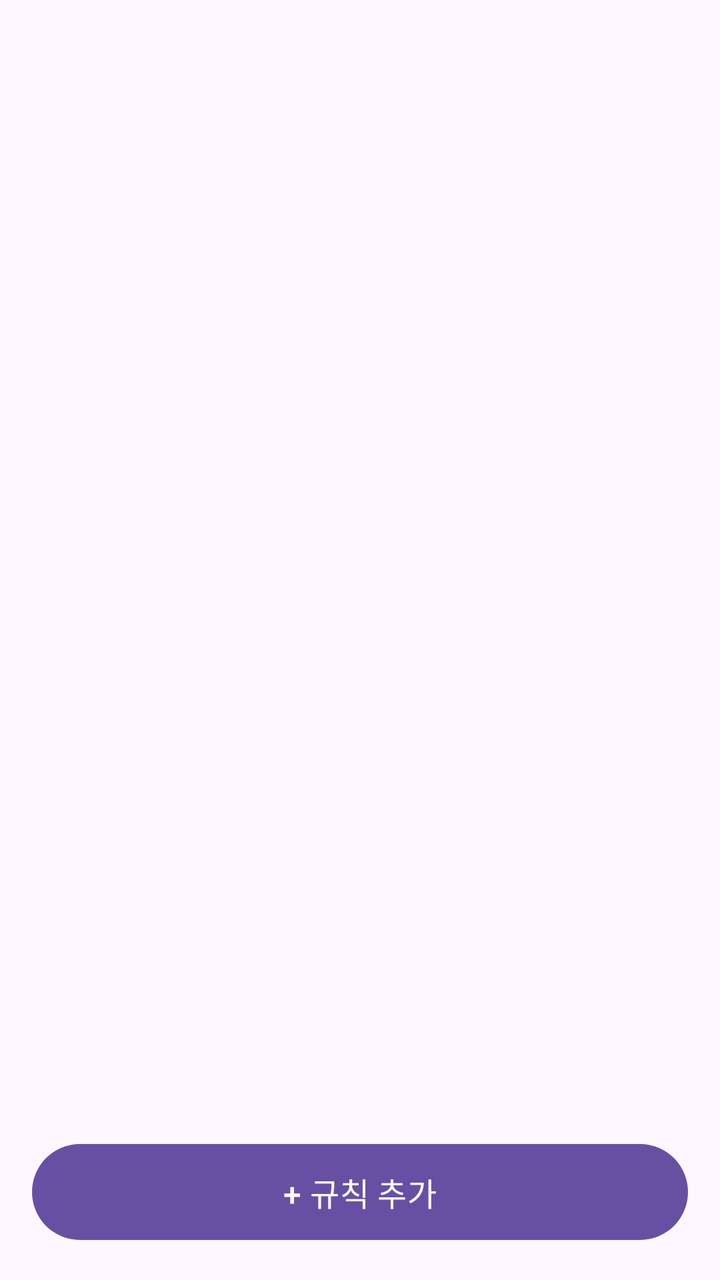
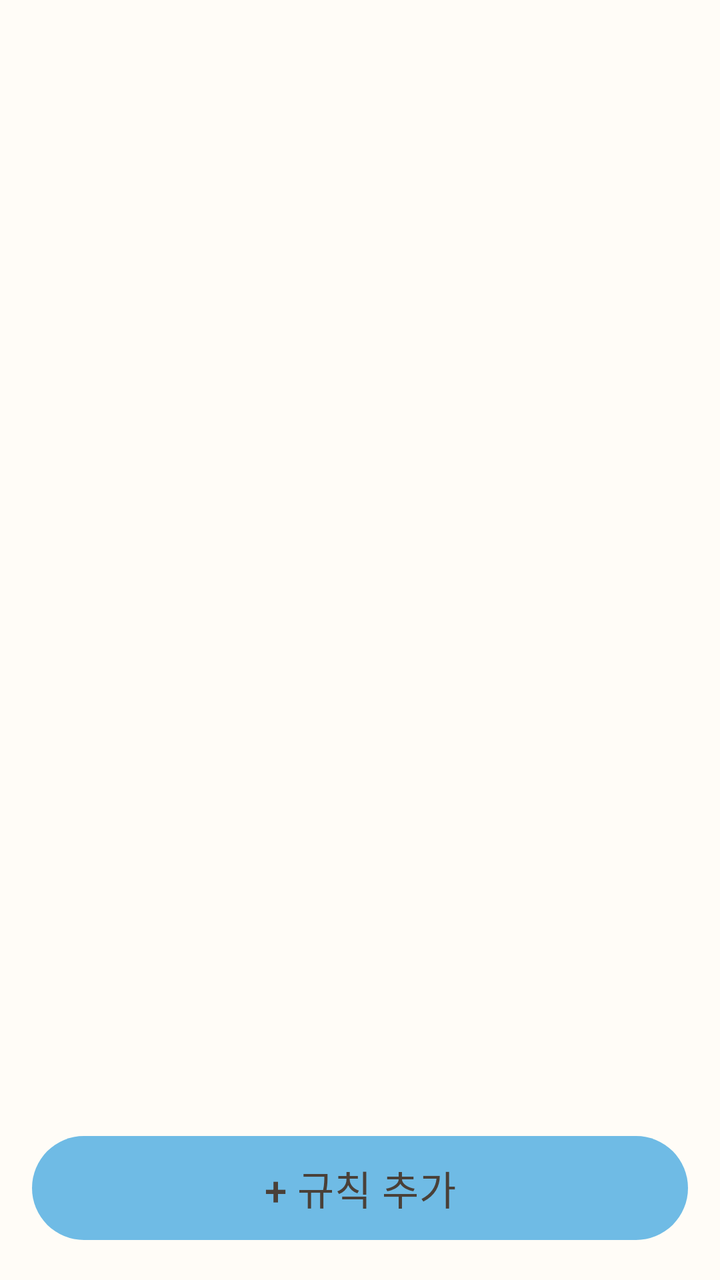

Compare the two renders of this Android layout. The source of the first and the diff that turns it into the second are given below.
<!-- AndroidManifest.xml: application theme Theme.KidCare -->
<!-- res/layout/fragment_schedule.xml -->
<?xml version="1.0" encoding="utf-8"?>
<FrameLayout xmlns:android="http://schemas.android.com/apk/res/android"
    xmlns:app="http://schemas.android.com/apk/res-auto"
    android:layout_width="match_parent"
    android:layout_height="match_parent">

    
    <LinearLayout
        android:id="@+id/list_pane"
        android:layout_width="match_parent"
        android:layout_height="match_parent"
        android:orientation="vertical">

        
        <TextView
            android:id="@+id/schedule_state"
            android:layout_width="match_parent"
            android:layout_height="wrap_content"
            android:padding="16dp"
            android:textAppearance="?attr/textAppearanceBodyMedium"
            android:visibility="gone" />

        
        <LinearLayout
            android:id="@+id/sync_pending_bar"
            android:layout_width="match_parent"
            android:layout_height="wrap_content"
            android:background="?attr/colorErrorContainer"
            android:baselineAligned="false"
            android:gravity="center_vertical"
            android:orientation="horizontal"
            android:paddingHorizontal="16dp"
            android:paddingVertical="8dp"
            android:visibility="gone">

            <TextView
                android:layout_width="0dp"
                android:layout_height="wrap_content"
                android:layout_weight="1"
                android:text="@string/schedule_sync_pending"
                android:textAppearance="?attr/textAppearanceBodyMedium"
                android:textColor="?attr/colorOnErrorContainer" />

            <com.google.android.material.button.MaterialButton
                android:id="@+id/sync_retry_button"
                style="@style/Widget.Material3.Button.TextButton"
                android:layout_width="wrap_content"
                android:layout_height="wrap_content"
                android:layout_marginStart="8dp"
                android:minHeight="48dp"
                android:text="@string/schedule_sync_retry" />
        </LinearLayout>

        <FrameLayout
            android:layout_width="match_parent"
            android:layout_height="0dp"
            android:layout_weight="1">

            <androidx.recyclerview.widget.RecyclerView
                android:id="@+id/schedule_list"
                android:layout_width="match_parent"
                android:layout_height="match_parent"
                android:clipToPadding="false"
                android:paddingVertical="4dp" />

            <TextView
                android:id="@+id/schedule_empty"
                android:layout_width="match_parent"
                android:layout_height="wrap_content"
                android:layout_gravity="center"
                android:gravity="center"
                android:padding="24dp"
                android:text="@string/schedule_empty"
                android:textAppearance="?attr/textAppearanceBodyMedium"
                android:visibility="gone" />
        </FrameLayout>

        <com.google.android.material.button.MaterialButton
            android:id="@+id/add_button"
            android:layout_width="match_parent"
            android:layout_height="56dp"
            android:layout_margin="16dp"
            android:text="@string/schedule_add"
            android:textAppearance="?attr/textAppearanceTitleMedium" />
    </LinearLayout>

    
    
    <ScrollView
        android:id="@+id/editor_pane"
        android:layout_width="match_parent"
        android:layout_height="match_parent"
        android:background="?attr/colorSurface"
        android:fillViewport="true"
        android:visibility="gone">

        <LinearLayout
            android:layout_width="match_parent"
            android:layout_height="wrap_content"
            android:orientation="vertical"
            android:padding="16dp">

            <TextView
                android:id="@+id/editor_title"
                android:layout_width="match_parent"
                android:layout_height="wrap_content"
                android:textAppearance="?attr/textAppearanceTitleLarge" />

            <TextView
                android:layout_width="match_parent"
                android:layout_height="wrap_content"
                android:layout_marginTop="20dp"
                android:text="@string/schedule_editor_days_label"
                android:textAppearance="?attr/textAppearanceTitleMedium" />

            
            <com.google.android.material.button.MaterialButtonToggleGroup
                android:id="@+id/day_group"
                android:layout_width="match_parent"
                android:layout_height="wrap_content"
                android:layout_marginTop="8dp"
                app:selectionRequired="false"
                app:singleSelection="false">

                <com.google.android.material.button.MaterialButton
                    android:id="@+id/day_mon"
                    style="?attr/materialButtonOutlinedStyle"
                    android:layout_width="0dp"
                    android:layout_height="52dp"
                    android:layout_weight="1"
                    android:insetLeft="0dp"
                    android:insetRight="0dp"
                    android:minWidth="0dp"
                    android:paddingHorizontal="0dp"
                    android:saveEnabled="false"
                    android:text="@string/schedule_day_mon" />

                <com.google.android.material.button.MaterialButton
                    android:id="@+id/day_tue"
                    style="?attr/materialButtonOutlinedStyle"
                    android:layout_width="0dp"
                    android:layout_height="52dp"
                    android:layout_weight="1"
                    android:insetLeft="0dp"
                    android:insetRight="0dp"
                    android:minWidth="0dp"
                    android:paddingHorizontal="0dp"
                    android:saveEnabled="false"
                    android:text="@string/schedule_day_tue" />

                <com.google.android.material.button.MaterialButton
                    android:id="@+id/day_wed"
                    style="?attr/materialButtonOutlinedStyle"
                    android:layout_width="0dp"
                    android:layout_height="52dp"
                    android:layout_weight="1"
                    android:insetLeft="0dp"
                    android:insetRight="0dp"
                    android:minWidth="0dp"
                    android:paddingHorizontal="0dp"
                    android:saveEnabled="false"
                    android:text="@string/schedule_day_wed" />

                <com.google.android.material.button.MaterialButton
                    android:id="@+id/day_thu"
                    style="?attr/materialButtonOutlinedStyle"
                    android:layout_width="0dp"
                    android:layout_height="52dp"
                    android:layout_weight="1"
                    android:insetLeft="0dp"
                    android:insetRight="0dp"
                    android:minWidth="0dp"
                    android:paddingHorizontal="0dp"
                    android:saveEnabled="false"
                    android:text="@string/schedule_day_thu" />

                <com.google.android.material.button.MaterialButton
                    android:id="@+id/day_fri"
                    style="?attr/materialButtonOutlinedStyle"
                    android:layout_width="0dp"
                    android:layout_height="52dp"
                    android:layout_weight="1"
                    android:insetLeft="0dp"
                    android:insetRight="0dp"
                    android:minWidth="0dp"
                    android:paddingHorizontal="0dp"
                    android:saveEnabled="false"
                    android:text="@string/schedule_day_fri" />

                <com.google.android.material.button.MaterialButton
                    android:id="@+id/day_sat"
                    style="?attr/materialButtonOutlinedStyle"
                    android:layout_width="0dp"
                    android:layout_height="52dp"
                    android:layout_weight="1"
                    android:insetLeft="0dp"
                    android:insetRight="0dp"
                    android:minWidth="0dp"
                    android:paddingHorizontal="0dp"
                    android:saveEnabled="false"
                    android:text="@string/schedule_day_sat" />

                <com.google.android.material.button.MaterialButton
                    android:id="@+id/day_sun"
                    style="?attr/materialButtonOutlinedStyle"
                    android:layout_width="0dp"
                    android:layout_height="52dp"
                    android:layout_weight="1"
                    android:insetLeft="0dp"
                    android:insetRight="0dp"
                    android:minWidth="0dp"
                    android:paddingHorizontal="0dp"
                    android:saveEnabled="false"
                    android:text="@string/schedule_day_sun" />
            </com.google.android.material.button.MaterialButtonToggleGroup>

            
            <TextView
                android:id="@+id/editor_days_error"
                android:layout_width="match_parent"
                android:layout_height="wrap_content"
                android:layout_marginTop="6dp"
                android:text="@string/schedule_editor_days_required"
                android:textAppearance="?attr/textAppearanceBodySmall"
                android:textColor="?attr/colorError"
                android:visibility="gone" />

            <TextView
                android:layout_width="match_parent"
                android:layout_height="wrap_content"
                android:layout_marginTop="20dp"
                android:text="@string/schedule_editor_time_label"
                android:textAppearance="?attr/textAppearanceTitleMedium" />

            <LinearLayout
                android:layout_width="match_parent"
                android:layout_height="wrap_content"
                android:layout_marginTop="8dp"
                android:baselineAligned="false"
                android:gravity="center_vertical"
                android:orientation="horizontal">

                <com.google.android.material.button.MaterialButton
                    android:id="@+id/start_time_button"
                    style="?attr/materialButtonOutlinedStyle"
                    android:layout_width="0dp"
                    android:layout_height="56dp"
                    android:layout_weight="1"
                    android:textAppearance="?attr/textAppearanceTitleMedium" />

                <TextView
                    android:layout_width="wrap_content"
                    android:layout_height="wrap_content"
                    android:paddingHorizontal="10dp"
                    android:text="~"
                    android:textAppearance="?attr/textAppearanceTitleMedium" />

                <com.google.android.material.button.MaterialButton
                    android:id="@+id/end_time_button"
                    style="?attr/materialButtonOutlinedStyle"
                    android:layout_width="0dp"
                    android:layout_height="56dp"
                    android:layout_weight="1"
                    android:textAppearance="?attr/textAppearanceTitleMedium" />
            </LinearLayout>

            
            <TextView
                android:id="@+id/range_hint"
                android:layout_width="match_parent"
                android:layout_height="wrap_content"
                android:layout_marginTop="6dp"
                android:textAppearance="?attr/textAppearanceBodyMedium"
                android:visibility="gone" />

            <TextView
                android:layout_width="match_parent"
                android:layout_height="wrap_content"
                android:layout_marginTop="20dp"
                android:text="@string/schedule_editor_mode_label"
                android:textAppearance="?attr/textAppearanceTitleMedium" />

            <com.google.android.material.button.MaterialButtonToggleGroup
                android:id="@+id/mode_group"
                android:layout_width="match_parent"
                android:layout_height="wrap_content"
                android:layout_marginTop="8dp"
                app:selectionRequired="true"
                app:singleSelection="true">

                <com.google.android.material.button.MaterialButton
                    android:id="@+id/schedule_mode_normal"
                    style="?attr/materialButtonOutlinedStyle"
                    android:layout_width="0dp"
                    android:layout_height="56dp"
                    android:layout_weight="1"
                    android:insetLeft="0dp"
                    android:insetRight="0dp"
                    android:minWidth="0dp"
                    android:paddingHorizontal="2dp"
                    android:saveEnabled="false"
                    android:text="@string/schedule_mode_normal" />

                <com.google.android.material.button.MaterialButton
                    android:id="@+id/schedule_mode_vibrate"
                    style="?attr/materialButtonOutlinedStyle"
                    android:layout_width="0dp"
                    android:layout_height="56dp"
                    android:layout_weight="1"
                    android:insetLeft="0dp"
                    android:insetRight="0dp"
                    android:minWidth="0dp"
                    android:paddingHorizontal="2dp"
                    android:saveEnabled="false"
                    android:text="@string/schedule_mode_vibrate" />

                <com.google.android.material.button.MaterialButton
                    android:id="@+id/schedule_mode_silent"
                    style="?attr/materialButtonOutlinedStyle"
                    android:layout_width="0dp"
                    android:layout_height="56dp"
                    android:layout_weight="1"
                    android:insetLeft="0dp"
                    android:insetRight="0dp"
                    android:minWidth="0dp"
                    android:paddingHorizontal="2dp"
                    android:saveEnabled="false"
                    android:text="@string/schedule_mode_silent" />
            </com.google.android.material.button.MaterialButtonToggleGroup>

            <LinearLayout
                android:layout_width="match_parent"
                android:layout_height="wrap_content"
                android:layout_marginTop="20dp"
                android:gravity="center_vertical"
                android:orientation="horizontal">

                <ProgressBar
                    android:id="@+id/editor_progress"
                    style="?android:attr/progressBarStyleSmall"
                    android:layout_width="20dp"
                    android:layout_height="20dp"
                    android:layout_marginEnd="10dp"
                    android:visibility="gone" />

                <TextView
                    android:id="@+id/editor_status"
                    android:layout_width="0dp"
                    android:layout_height="wrap_content"
                    android:layout_weight="1"
                    android:textAppearance="?attr/textAppearanceBodyMedium"
                    android:visibility="gone" />
            </LinearLayout>

            <LinearLayout
                android:layout_width="match_parent"
                android:layout_height="wrap_content"
                android:layout_marginTop="16dp"
                android:orientation="horizontal">

                <com.google.android.material.button.MaterialButton
                    android:id="@+id/editor_cancel_button"
                    style="@style/Widget.Material3.Button.TextButton"
                    android:layout_width="0dp"
                    android:layout_height="56dp"
                    android:layout_weight="1"
                    android:text="@string/schedule_editor_cancel" />

                <com.google.android.material.button.MaterialButton
                    android:id="@+id/editor_save_button"
                    android:layout_width="0dp"
                    android:layout_height="56dp"
                    android:layout_marginStart="8dp"
                    android:layout_weight="1"
                    android:text="@string/schedule_editor_save"
                    android:textAppearance="?attr/textAppearanceTitleMedium" />
            </LinearLayout>
        </LinearLayout>
    </ScrollView>
</FrameLayout>
<!-- resources referenced by this layout -->
<resources>
  <style name="Theme.KidCare" parent="Theme.Material3.DayNight.NoActionBar">
          <item name="android:statusBarColor" tools:targetApi="l">?attr/colorSurface</item>
      </style>
  <!-- unchanged entries left out for length: 20 -->
</resources>

<!-- the commit's change to res/layout/fragment_schedule.xml (unified diff, before → after) -->
@@ -18,6 +18,7 @@
             android:layout_height="wrap_content"
             android:padding="16dp"
             android:textAppearance="?attr/textAppearanceBodyMedium"
+            android:textColor="?attr/colorOnSurfaceVariant"
             android:visibility="gone" />
 
         
@@ -41,14 +42,16 @@
                 android:textAppearance="?attr/textAppearanceBodyMedium"
                 android:textColor="?attr/colorOnErrorContainer" />
 
+            
             <com.google.android.material.button.MaterialButton
                 android:id="@+id/sync_retry_button"
-                style="@style/Widget.Material3.Button.TextButton"
+                style="@style/Widget.KidCare.Button.Text"
                 android:layout_width="wrap_content"
                 android:layout_height="wrap_content"
                 android:layout_marginStart="8dp"
                 android:minHeight="48dp"
-                android:text="@string/schedule_sync_retry" />
+                android:text="@string/schedule_sync_retry"
+                android:textColor="?attr/colorOnErrorContainer" />
         </LinearLayout>
 
         <FrameLayout
@@ -72,13 +75,14 @@
                 android:padding="24dp"
                 android:text="@string/schedule_empty"
                 android:textAppearance="?attr/textAppearanceBodyMedium"
+                android:textColor="?attr/colorOnSurfaceVariant"
                 android:visibility="gone" />
         </FrameLayout>
 
         <com.google.android.material.button.MaterialButton
             android:id="@+id/add_button"
             android:layout_width="match_parent"
-            android:layout_height="56dp"
+            android:layout_height="60dp"
             android:layout_margin="16dp"
             android:text="@string/schedule_add"
             android:textAppearance="?attr/textAppearanceTitleMedium" />
@@ -104,7 +108,7 @@
                 android:id="@+id/editor_title"
                 android:layout_width="match_parent"
                 android:layout_height="wrap_content"
-                android:textAppearance="?attr/textAppearanceTitleLarge" />
+                android:textAppearance="?attr/textAppearanceHeadlineSmall" />
 
             <TextView
                 android:layout_width="match_parent"
@@ -271,6 +275,7 @@
                 android:layout_height="wrap_content"
                 android:layout_marginTop="6dp"
                 android:textAppearance="?attr/textAppearanceBodyMedium"
+                android:textColor="?attr/colorOnSurfaceVariant"
                 android:visibility="gone" />
 
             <TextView
@@ -360,7 +365,7 @@
 
                 <com.google.android.material.button.MaterialButton
                     android:id="@+id/editor_cancel_button"
-                    style="@style/Widget.Material3.Button.TextButton"
+                    style="@style/Widget.KidCare.Button.Text"
                     android:layout_width="0dp"
                     android:layout_height="56dp"
                     android:layout_weight="1"
<!-- resource entries referenced after the edit -->
@@ -1,7 +1,245 @@
 <!-- resources referenced by this layout -->
 <resources>
+  <style name="Widget.KidCare.Button.Text" parent="Widget.Material3.Button.TextButton">
+          <item name="shapeAppearance">@style/ShapeAppearance.KidCare.Pill</item>
+          <item name="android:textAllCaps">false</item>
+      </style>
   <style name="Theme.KidCare" parent="Theme.Material3.DayNight.NoActionBar">
-          <item name="android:statusBarColor" tools:targetApi="l">?attr/colorSurface</item>
+  
+          
+          <item name="colorPrimary">@color/sky</item>
+          <item name="colorOnPrimary">@color/on_accent</item>
+          <item name="colorPrimaryContainer">@color/sky_soft</item>
+          <item name="colorOnPrimaryContainer">@color/ink</item>
+  
+          
+          
+          <item name="colorSecondary">@color/apricot</item>
+          <item name="colorOnSecondary">@color/on_accent</item>
+          <item name="colorSecondaryContainer">@color/apricot_soft</item>
+          <item name="colorOnSecondaryContainer">@color/ink</item>
+  
+          
+          <item name="colorTertiary">@color/grass</item>
+          <item name="colorOnTertiary">@color/on_accent</item>
+          <item name="colorTertiaryContainer">@color/grass_soft</item>
+          <item name="colorOnTertiaryContainer">@color/ink</item>
+  
+          
+          
+          <item name="colorError">@color/berry_ink</item>
+          <item name="colorOnError">@color/paper_card</item>
+          <item name="colorErrorContainer">@color/berry_soft</item>
+          <item name="colorOnErrorContainer">@color/on_berry_soft</item>
+  
+          
+          <item name="android:colorBackground">@color/paper</item>
+          <item name="colorOnBackground">@color/ink</item>
+          <item name="colorSurface">@color/paper</item>
+          <item name="colorOnSurface">@color/ink</item>
+          <item name="colorSurfaceVariant">@color/paper_fold</item>
+          <item name="colorOnSurfaceVariant">@color/ink_soft</item>
+          
+          <item name="colorSurfaceContainerLowest">@color/paper_card</item>
+          <item name="colorSurfaceContainerLow">@color/paper_card</item>
+          <item name="colorSurfaceContainer">@color/paper_card</item>
+          <item name="colorSurfaceContainerHigh">@color/paper_fold</item>
+          <item name="colorSurfaceContainerHighest">@color/paper_fold</item>
+          <item name="colorOutline">@color/line</item>
+          <item name="colorOutlineVariant">@color/line_soft</item>
+  
+          
+          
+          <item name="shapeAppearanceCornerExtraSmall">@style/ShapeAppearance.KidCare.ExtraSmall</item>
+          <item name="shapeAppearanceCornerSmall">@style/ShapeAppearance.KidCare.Small</item>
+          <item name="shapeAppearanceCornerMedium">@style/ShapeAppearance.KidCare.Medium</item>
+          <item name="shapeAppearanceCornerLarge">@style/ShapeAppearance.KidCare.Large</item>
+          <item name="shapeAppearanceCornerExtraLarge">@style/ShapeAppearance.KidCare.ExtraLarge</item>
+          <item name="shapeAppearanceSmallComponent">@style/ShapeAppearance.KidCare.Small</item>
+          <item name="shapeAppearanceMediumComponent">@style/ShapeAppearance.KidCare.Medium</item>
+          <item name="shapeAppearanceLargeComponent">@style/ShapeAppearance.KidCare.Large</item>
+  
+          
+          
+          <item name="textAppearanceDisplayLarge">@style/TextAppearance.KidCare.DisplayLarge</item>
+          <item name="textAppearanceDisplayMedium">@style/TextAppearance.KidCare.DisplayMedium</item>
+          <item name="textAppearanceDisplaySmall">@style/TextAppearance.KidCare.DisplaySmall</item>
+          <item name="textAppearanceHeadlineLarge">@style/TextAppearance.KidCare.HeadlineLarge</item>
+          <item name="textAppearanceHeadlineMedium">@style/TextAppearance.KidCare.HeadlineMedium</item>
+          <item name="textAppearanceHeadlineSmall">@style/TextAppearance.KidCare.HeadlineSmall</item>
+          <item name="textAppearanceTitleLarge">@style/TextAppearance.KidCare.TitleLarge</item>
+          <item name="textAppearanceTitleMedium">@style/TextAppearance.KidCare.TitleMedium</item>
+          <item name="textAppearanceTitleSmall">@style/TextAppearance.KidCare.TitleSmall</item>
+          <item name="textAppearanceBodyLarge">@style/TextAppearance.KidCare.BodyLarge</item>
+          <item name="textAppearanceBodyMedium">@style/TextAppearance.KidCare.BodyMedium</item>
+          <item name="textAppearanceBodySmall">@style/TextAppearance.KidCare.BodySmall</item>
+          <item name="textAppearanceLabelLarge">@style/TextAppearance.KidCare.LabelLarge</item>
+          <item name="textAppearanceLabelMedium">@style/TextAppearance.KidCare.LabelMedium</item>
+          <item name="textAppearanceLabelSmall">@style/TextAppearance.KidCare.LabelSmall</item>
+  
+          
+          <item name="materialButtonStyle">@style/Widget.KidCare.Button</item>
+          <item name="materialButtonOutlinedStyle">@style/Widget.KidCare.Button.Outlined</item>
+          <item name="materialCardViewStyle">@style/Widget.KidCare.Card</item>
+          <item name="bottomNavigationStyle">@style/Widget.KidCare.BottomNav</item>
+          <item name="textInputStyle">@style/Widget.KidCare.TextField</item>
+  
+          
+          
+          <item name="android:statusBarColor" tools:targetApi="l">@color/paper</item>
+          <item name="android:navigationBarColor">@color/paper</item>
+          <item name="android:windowLightStatusBar" tools:targetApi="m">@bool/light_system_bars</item>
+          <item name="android:windowLightNavigationBar" tools:targetApi="o_mr1">@bool/light_system_bars</item>
+          <item name="android:windowBackground">@color/paper</item>
+      </style>
+  <style parent="" name="ShapeAppearance.KidCare.Pill">
+          <item name="cornerFamily">rounded</item>
+          <item name="cornerSize">50%</item>
+      </style>
+  <color name="sky">#6FBBE5</color>
+  <color name="on_accent">#4A4038</color>
+  <color name="sky_soft">#DCF0FA</color>
+  <color name="ink">#4A4038</color>
+  <color name="apricot">#FFA96B</color>
+  <color name="apricot_soft">#FFE8D6</color>
+  <color name="grass">#7DCB88</color>
+  <color name="grass_soft">#E2F5E5</color>
+  <color name="berry_ink">#8A2B47</color>
+  <color name="paper_card">#FFFFFF</color>
+  <color name="berry_soft">#FFE0E8</color>
+  <color name="on_berry_soft">#3F2831</color>
+  <color name="paper">#FFFCF7</color>
+  <color name="paper_fold">#F2EBE0</color>
+  <color name="ink_soft">#6F645C</color>
+  <color name="line">#948880</color>
+  <color name="line_soft">#E8DFD4</color>
+  <style parent="" name="ShapeAppearance.KidCare.ExtraSmall">
+          <item name="cornerFamily">rounded</item>
+          <item name="cornerSize">8dp</item>
+      </style>
+  <style parent="" name="ShapeAppearance.KidCare.Small">
+          <item name="cornerFamily">rounded</item>
+          <item name="cornerSize">14dp</item>
+      </style>
+  <style parent="" name="ShapeAppearance.KidCare.Medium">
+          <item name="cornerFamily">rounded</item>
+          <item name="cornerSize">20dp</item>
+      </style>
+  <style parent="" name="ShapeAppearance.KidCare.Large">
+          <item name="cornerFamily">rounded</item>
+          <item name="cornerSize">28dp</item>
+      </style>
+  <style parent="" name="ShapeAppearance.KidCare.ExtraLarge">
+          <item name="cornerFamily">rounded</item>
+          <item name="cornerSize">36dp</item>
+      </style>
+  <style name="TextAppearance.KidCare.DisplayLarge" parent="TextAppearance.Material3.DisplayLarge">
+          <item name="android:textSize">40sp</item>
+          <item name="android:textStyle">bold</item>
+          <item name="android:lineHeight">50sp</item>
+          <item name="android:letterSpacing">-0.01</item>
+      </style>
+  <style name="TextAppearance.KidCare.DisplayMedium" parent="TextAppearance.Material3.DisplayMedium">
+          <item name="android:textSize">34sp</item>
+          <item name="android:textStyle">bold</item>
+          <item name="android:lineHeight">44sp</item>
+          <item name="android:letterSpacing">-0.01</item>
+      </style>
+  <style name="TextAppearance.KidCare.DisplaySmall" parent="TextAppearance.Material3.DisplaySmall">
+          <item name="android:textSize">30sp</item>
+          <item name="android:textStyle">bold</item>
+          <item name="android:lineHeight">40sp</item>
+          <item name="android:letterSpacing">-0.01</item>
+      </style>
+  <style name="TextAppearance.KidCare.HeadlineLarge" parent="TextAppearance.Material3.HeadlineLarge">
+          <item name="android:textSize">30sp</item>
+          <item name="android:textStyle">bold</item>
+          <item name="android:lineHeight">40sp</item>
+          <item name="android:letterSpacing">-0.01</item>
+      </style>
+  <style name="TextAppearance.KidCare.HeadlineMedium" parent="TextAppearance.Material3.HeadlineMedium">
+          <item name="android:textSize">28sp</item>
+          <item name="android:textStyle">bold</item>
+          <item name="android:lineHeight">38sp</item>
+          <item name="android:letterSpacing">-0.01</item>
+      </style>
+  <style name="TextAppearance.KidCare.HeadlineSmall" parent="TextAppearance.Material3.HeadlineSmall">
+          <item name="android:textSize">26sp</item>
+          <item name="android:textStyle">bold</item>
+          <item name="android:lineHeight">36sp</item>
+          <item name="android:letterSpacing">-0.01</item>
+      </style>
+  <style name="TextAppearance.KidCare.TitleLarge" parent="TextAppearance.Material3.TitleLarge">
+          <item name="android:textSize">22sp</item>
+          <item name="android:fontFamily">sans-serif-medium</item>
+          <item name="android:lineHeight">30sp</item>
+      </style>
+  <style name="TextAppearance.KidCare.TitleMedium" parent="TextAppearance.Material3.TitleMedium">
+          <item name="android:textSize">20sp</item>
+          <item name="android:fontFamily">sans-serif-medium</item>
+          <item name="android:lineHeight">28sp</item>
+      </style>
+  <style name="TextAppearance.KidCare.TitleSmall" parent="TextAppearance.Material3.TitleSmall">
+          <item name="android:textSize">18sp</item>
+          <item name="android:fontFamily">sans-serif-medium</item>
+          <item name="android:lineHeight">26sp</item>
+      </style>
+  <style name="TextAppearance.KidCare.BodyLarge" parent="TextAppearance.Material3.BodyLarge">
+          <item name="android:textSize">18sp</item>
+          <item name="android:lineHeight">28sp</item>
+      </style>
+  <style name="TextAppearance.KidCare.BodyMedium" parent="TextAppearance.Material3.BodyMedium">
+          <item name="android:textSize">17sp</item>
+          <item name="android:lineHeight">27sp</item>
+      </style>
+  <style name="TextAppearance.KidCare.BodySmall" parent="TextAppearance.Material3.BodySmall">
+          <item name="android:textSize">15sp</item>
+          <item name="android:lineHeight">23sp</item>
+      </style>
+  <style name="TextAppearance.KidCare.LabelLarge" parent="TextAppearance.Material3.LabelLarge">
+          <item name="android:textSize">16sp</item>
+          <item name="android:fontFamily">sans-serif-medium</item>
+          <item name="android:textAllCaps">false</item>
+      </style>
+  <style name="TextAppearance.KidCare.LabelMedium" parent="TextAppearance.Material3.LabelMedium">
+          <item name="android:textSize">14sp</item>
+          <item name="android:fontFamily">sans-serif-medium</item>
+          <item name="android:textAllCaps">false</item>
+      </style>
+  <style name="TextAppearance.KidCare.LabelSmall" parent="TextAppearance.Material3.LabelSmall">
+          <item name="android:textSize">12sp</item>
+          <item name="android:fontFamily">sans-serif-medium</item>
+          <item name="android:textAllCaps">false</item>
+      </style>
+  <style name="Widget.KidCare.Button" parent="Widget.Material3.Button">
+          <item name="shapeAppearance">@style/ShapeAppearance.KidCare.Pill</item>
+          <item name="android:textAllCaps">false</item>
+          <item name="android:minHeight">56dp</item>
+      </style>
+  <style name="Widget.KidCare.Button.Outlined" parent="Widget.Material3.Button.OutlinedButton">
+          <item name="shapeAppearance">@style/ShapeAppearance.KidCare.Pill</item>
+          <item name="android:textAllCaps">false</item>
+      </style>
+  <style name="Widget.KidCare.Card" parent="Widget.Material3.CardView.Filled">
+          <item name="cardBackgroundColor">@color/paper_card</item>
+          <item name="shapeAppearance">@style/ShapeAppearance.KidCare.Medium</item>
+          <item name="cardElevation">0dp</item>
+          <item name="strokeColor">@color/line_soft</item>
+          <item name="strokeWidth">1dp</item>
+      </style>
+  <style name="Widget.KidCare.BottomNav" parent="Widget.Material3.BottomNavigationView">
+          <item name="android:background">@color/paper_card</item>
+          <item name="elevation">0dp</item>
+          <item name="itemActiveIndicatorStyle">@style/Widget.KidCare.BottomNav.Indicator</item>
+      </style>
+  <style name="Widget.KidCare.TextField" parent="Widget.Material3.TextInputLayout.OutlinedBox">
+          <item name="shapeAppearance">@style/ShapeAppearance.KidCare.Small</item>
+          <item name="boxStrokeWidth">2dp</item>
+      </style>
+  <style name="Widget.KidCare.BottomNav.Indicator" parent="Widget.Material3.BottomNavigationView.ActiveIndicator">
+          <item name="android:width">72dp</item>
+          <item name="android:height">36dp</item>
+          <item name="shapeAppearance">@style/ShapeAppearance.KidCare.Pill</item>
       </style>
   <!-- unchanged entries left out for length: 20 -->
 </resources>
